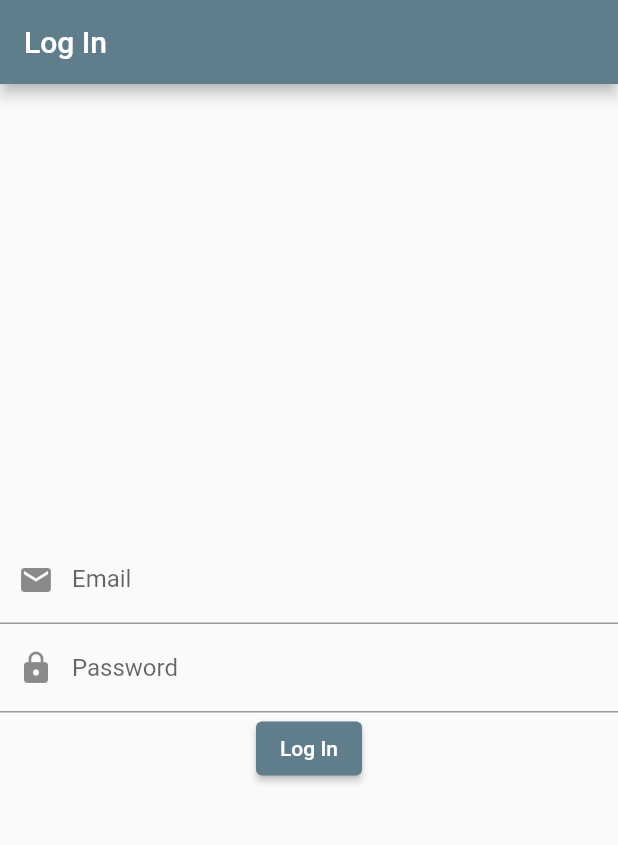
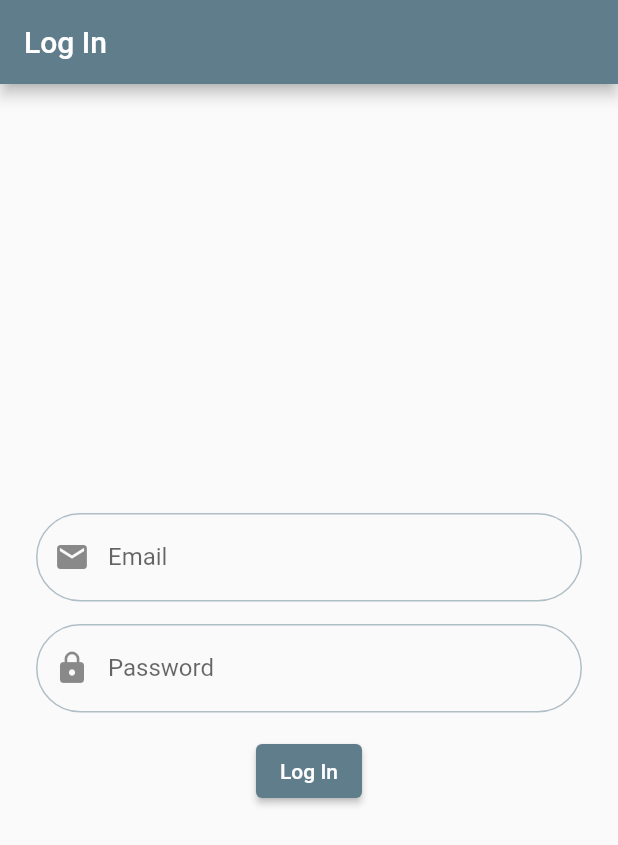
Before and after one commit to SandeSydney/Hospital-Appointment-Booking-System-HABS-, a Flutter app: the screen it shows after launch, after a tap on "Log In", on a phone screen of 412 x 824 dp. Shown: the top 845 px of the screen. Run offline on Flutter 3.47's test engine with Material 2 defaults, Android fonts, the light colour scheme and no system bars; our stand-ins replace date_time_picker, firebase_auth, firebase_core, modal_progress_hud; accounts and stored records are empty.

Commit message:
Added widgets to the page

```diff
--- a/lib/pages/tools/login_page.dart
+++ b/lib/pages/tools/login_page.dart
@@ -26,6 +26,8 @@ class _LoginPageState extends State<LoginPage> {
       ),
       body: ModalProgressHUD(
         inAsyncCall: _showProgress,
+        child: Padding(
+          padding: const EdgeInsets.all(24.0),
           child: Form(
             // implement key
             key: _formKey,
@@ -43,9 +45,28 @@ class _LoginPageState extends State<LoginPage> {
                   },
                   onSaved: (input) => _email = input,
                   decoration: InputDecoration(
+                    enabledBorder: OutlineInputBorder(
+                      borderSide: BorderSide(
+                        color: Colors.blueGrey.shade200,
+                      ),
+                      borderRadius: BorderRadius.all(
+                        Radius.circular(30.0),
+                      ),
+                    ),
+                    focusedBorder: OutlineInputBorder(
+                      borderSide: BorderSide(
+                        color: Colors.blueGrey.shade200,
+                      ),
+                      borderRadius: BorderRadius.all(
+                        Radius.circular(30.0),
+                      ),
+                    ),
                     prefixIcon: Icon(Icons.email),
                     labelText: 'Email',
                   ),
+                ),
+                SizedBox(
+                  height: 15.0,
                 ),
                 TextFormField(
                   // ignore: missing_return
@@ -57,10 +78,29 @@ class _LoginPageState extends State<LoginPage> {
                   },
                   onSaved: (input) => _password = input,
                   decoration: InputDecoration(
+                    enabledBorder: OutlineInputBorder(
+                      borderSide: BorderSide(
+                        color: Colors.blueGrey.shade200,
+                      ),
+                      borderRadius: BorderRadius.all(
+                        Radius.circular(30.0),
+                      ),
+                    ),
+                    focusedBorder: OutlineInputBorder(
+                      borderSide: BorderSide(
+                        color: Colors.blueGrey.shade200,
+                      ),
+                      borderRadius: BorderRadius.all(
+                        Radius.circular(30.0),
+                      ),
+                    ),
                     prefixIcon: Icon(Icons.lock),
                     labelText: 'Password',
                   ),
                   obscureText: true,
+                ),
+                SizedBox(
+                  height: 15.0,
                 ),
                 ElevatedButton(
                   onPressed: () {
@@ -69,6 +109,7 @@ class _LoginPageState extends State<LoginPage> {
                   child: Text('Log In'),
                 )
               ],
+            ),
           ),
         ),
       ),
```
Lines whose indentation alone changed are shown as unchanged.
